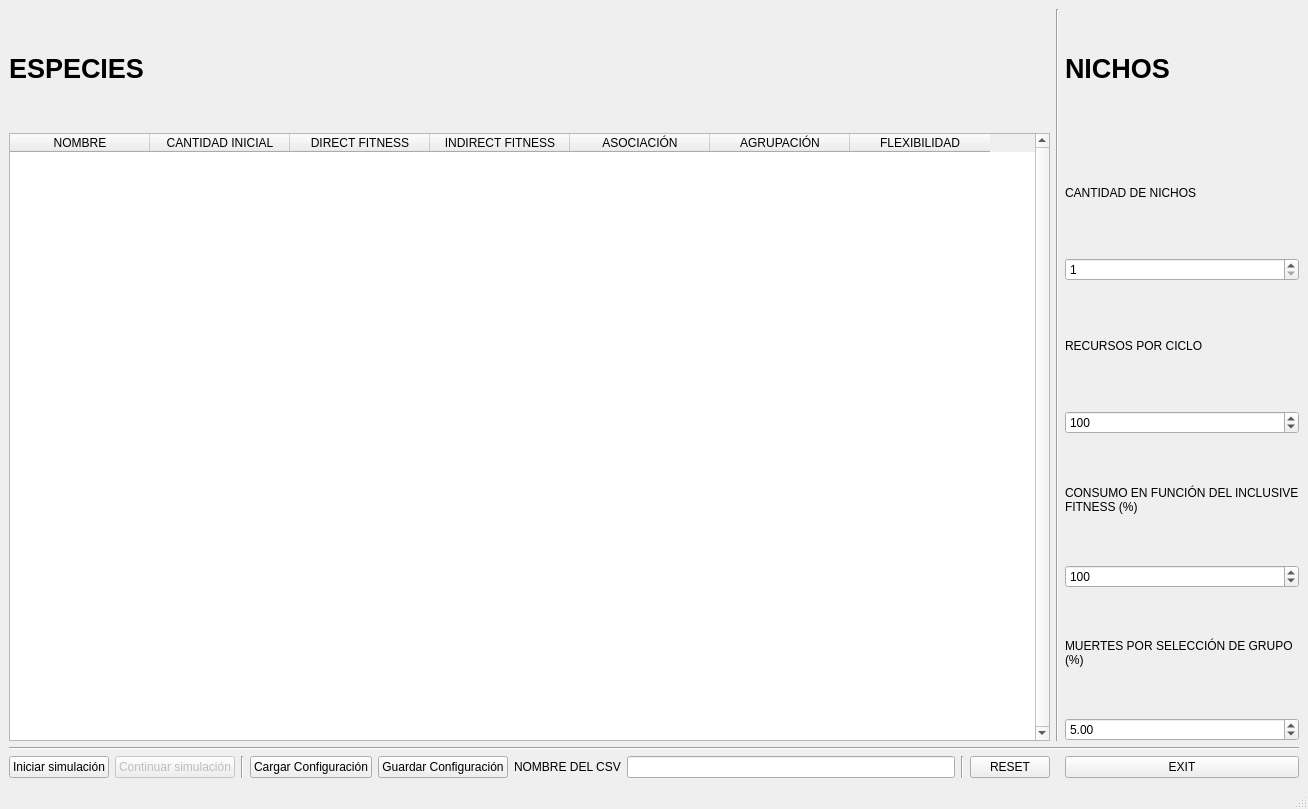
Above: AUTOMATA_CELULAR.ui from Charliek794/CA before the change. Below: the same form after it.
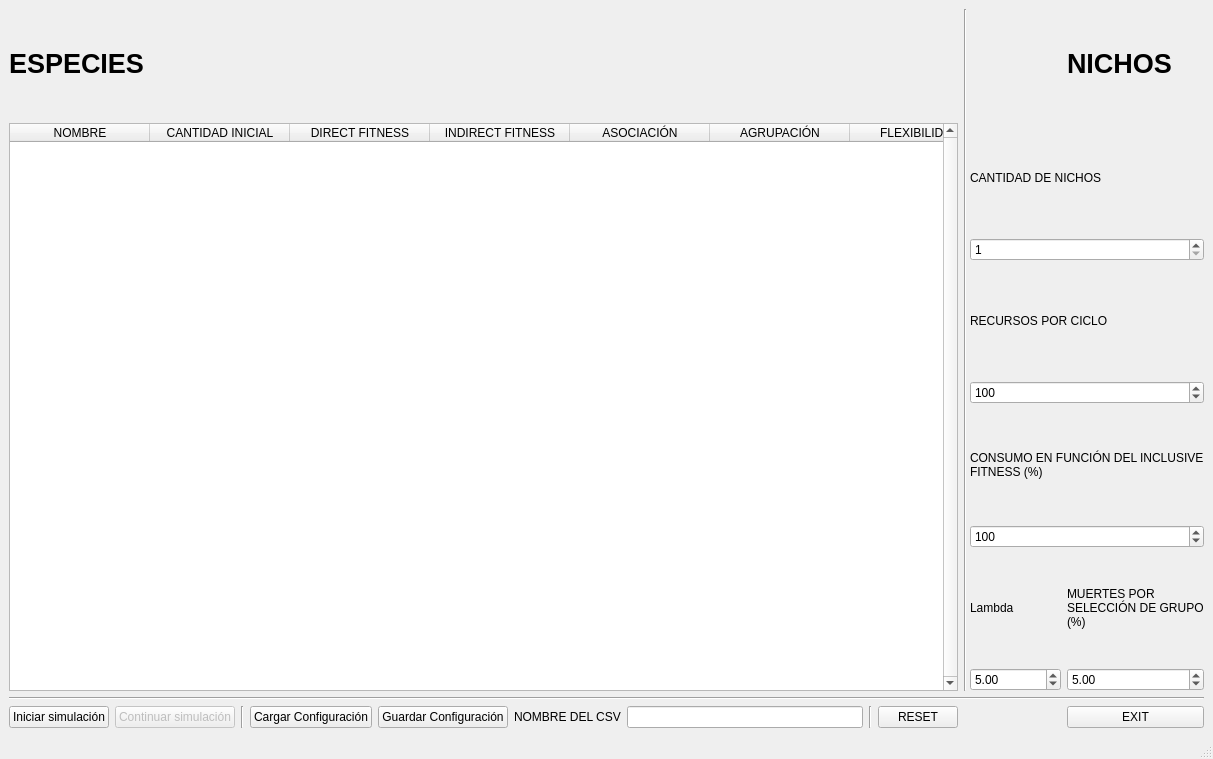
That is the form after the change.

Patch:
```diff
--- a/AUTOMATA_CELULAR.ui
+++ b/AUTOMATA_CELULAR.ui
@@ -6,15 +6,25 @@
    <rect>
     <x>0</x>
     <y>0</y>
-    <width>1308</width>
-    <height>809</height>
+    <width>1213</width>
+    <height>759</height>
    </rect>
   </property>
   <property name="windowTitle">
-   <string>Autómata Celular v0.6.4</string>
+   <string>Autómata Celular v0.7.0</string>
   </property>
   <widget class="QWidget" name="centralwidget">
    <layout class="QGridLayout" name="gridLayout">
+    <item row="4" column="10" colspan="2">
+     <widget class="QSpinBox" name="Resources">
+      <property name="maximum">
+       <number>999999999</number>
+      </property>
+      <property name="value">
+       <number>100</number>
+      </property>
+     </widget>
+    </item>
     <item row="1" column="0" rowspan="8" colspan="9">
      <widget class="QTableWidget" name="Data_Table">
       <property name="verticalScrollBarPolicy">
@@ -72,13 +82,95 @@
       </column>
      </widget>
     </item>
-    <item row="6" column="10">
-     <widget class="QSpinBox" name="Reproduction">
+    <item row="0" column="9" rowspan="9" colspan="2">
+     <widget class="Line" name="line">
+      <property name="orientation">
+       <enum>Qt::Vertical</enum>
+      </property>
+     </widget>
+    </item>
+    <item row="1" column="10" colspan="2">
+     <widget class="QLabel" name="label_17">
+      <property name="text">
+       <string>CANTIDAD DE NICHOS</string>
+      </property>
+      <property name="wordWrap">
+       <bool>true</bool>
+      </property>
+     </widget>
+    </item>
+    <item row="0" column="0" colspan="9">
+     <widget class="QLabel" name="label_12">
+      <property name="font">
+       <font>
+        <pointsize>20</pointsize>
+        <weight>75</weight>
+        <bold>true</bold>
+       </font>
+      </property>
+      <property name="text">
+       <string>ESPECIES</string>
+      </property>
+     </widget>
+    </item>
+    <item row="2" column="10" colspan="2">
+     <widget class="QSpinBox" name="Nodes">
+      <property name="minimum">
+       <number>1</number>
+      </property>
       <property name="maximum">
        <number>999999999</number>
       </property>
       <property name="value">
-       <number>100</number>
+       <number>1</number>
+      </property>
+     </widget>
+    </item>
+    <item row="3" column="10" colspan="2">
+     <widget class="QLabel" name="label_10">
+      <property name="font">
+       <font>
+        <strikeout>false</strikeout>
+       </font>
+      </property>
+      <property name="cursor">
+       <cursorShape>ArrowCursor</cursorShape>
+      </property>
+      <property name="acceptDrops">
+       <bool>false</bool>
+      </property>
+      <property name="text">
+       <string>RECURSOS POR CICLO</string>
+      </property>
+      <property name="scaledContents">
+       <bool>false</bool>
+      </property>
+      <property name="wordWrap">
+       <bool>true</bool>
+      </property>
+     </widget>
+    </item>
+    <item row="11" column="0">
+     <widget class="QPushButton" name="Start_Button">
+      <property name="text">
+       <string>Iniciar simulación</string>
+      </property>
+     </widget>
+    </item>
+    <item row="9" column="0" colspan="12">
+     <widget class="Line" name="line_3">
+      <property name="orientation">
+       <enum>Qt::Horizontal</enum>
+      </property>
+     </widget>
+    </item>
+    <item row="8" column="11">
+     <widget class="QDoubleSpinBox" name="Deaths">
+      <property name="maximum">
+       <double>100.000000000000000</double>
+      </property>
+      <property name="value">
+       <double>5.000000000000000</double>
       </property>
      </widget>
     </item>
@@ -92,36 +184,6 @@
       </property>
      </widget>
     </item>
-    <item row="11" column="7">
-     <widget class="Line" name="line_4">
-      <property name="orientation">
-       <enum>Qt::Vertical</enum>
-      </property>
-     </widget>
-    </item>
-    <item row="2" column="10">
-     <widget class="QSpinBox" name="Nodes">
-      <property name="minimum">
-       <number>1</number>
-      </property>
-      <property name="maximum">
-       <number>999999999</number>
-      </property>
-      <property name="value">
-       <number>1</number>
-      </property>
-     </widget>
-    </item>
-    <item row="11" column="6">
-     <widget class="QLineEdit" name="CSV_NAME"/>
-    </item>
-    <item row="11" column="3">
-     <widget class="QPushButton" name="Load_Button">
-      <property name="text">
-       <string>Cargar Configuración</string>
-      </property>
-     </widget>
-    </item>
     <item row="11" column="4">
      <widget class="QPushButton" name="Save_Button">
       <property name="text">
@@ -129,41 +191,27 @@
       </property>
      </widget>
     </item>
-    <item row="9" column="0" colspan="11">
-     <widget class="Line" name="line_3">
-      <property name="orientation">
-       <enum>Qt::Horizontal</enum>
-      </property>
-     </widget>
-    </item>
-    <item row="11" column="10">
+    <item row="11" column="11">
      <widget class="QPushButton" name="EXIT_Button">
       <property name="text">
        <string>EXIT</string>
       </property>
      </widget>
     </item>
-    <item row="3" column="10">
-     <widget class="QLabel" name="label_10">
-      <property name="font">
-       <font>
-        <strikeout>false</strikeout>
-       </font>
-      </property>
-      <property name="cursor">
-       <cursorShape>ArrowCursor</cursorShape>
-      </property>
-      <property name="acceptDrops">
-       <bool>false</bool>
-      </property>
+    <item row="11" column="6">
+     <widget class="QLineEdit" name="CSV_NAME"/>
+    </item>
+    <item row="11" column="3">
+     <widget class="QPushButton" name="Load_Button">
       <property name="text">
-       <string>RECURSOS POR CICLO</string>
+       <string>Cargar Configuración</string>
       </property>
-      <property name="scaledContents">
-       <bool>false</bool>
-      </property>
-      <property name="wordWrap">
-       <bool>true</bool>
+     </widget>
+    </item>
+    <item row="11" column="2">
+     <widget class="Line" name="line_2">
+      <property name="orientation">
+       <enum>Qt::Vertical</enum>
       </property>
      </widget>
     </item>
@@ -174,31 +222,14 @@
       </property>
      </widget>
     </item>
-    <item row="11" column="2">
-     <widget class="Line" name="line_2">
+    <item row="11" column="7">
+     <widget class="Line" name="line_4">
       <property name="orientation">
        <enum>Qt::Vertical</enum>
       </property>
      </widget>
     </item>
-    <item row="11" column="0">
-     <widget class="QPushButton" name="Start_Button">
-      <property name="text">
-       <string>Iniciar simulación</string>
-      </property>
-     </widget>
-    </item>
-    <item row="4" column="10">
-     <widget class="QSpinBox" name="Resources">
-      <property name="maximum">
-       <number>999999999</number>
-      </property>
-      <property name="value">
-       <number>100</number>
-      </property>
-     </widget>
-    </item>
-    <item row="7" column="10">
+    <item row="7" column="11">
      <widget class="QLabel" name="label_16">
       <property name="text">
        <string>MUERTES POR SELECCIÓN DE GRUPO (%)</string>
@@ -208,6 +239,43 @@
       </property>
      </widget>
     </item>
+    <item row="8" column="10">
+     <widget class="QDoubleSpinBox" name="Lambda">
+      <property name="value">
+       <double>5.000000000000000</double>
+      </property>
+     </widget>
+    </item>
+    <item row="5" column="10" colspan="2">
+     <widget class="QLabel" name="label_14">
+      <property name="text">
+       <string>CONSUMO EN FUNCIÓN DEL INCLUSIVE FITNESS (%)</string>
+      </property>
+      <property name="scaledContents">
+       <bool>false</bool>
+      </property>
+      <property name="wordWrap">
+       <bool>true</bool>
+      </property>
+     </widget>
+    </item>
+    <item row="6" column="10" colspan="2">
+     <widget class="QSpinBox" name="Reproduction">
+      <property name="maximum">
+       <number>999999999</number>
+      </property>
+      <property name="value">
+       <number>100</number>
+      </property>
+     </widget>
+    </item>
+    <item row="7" column="10">
+     <widget class="QLabel" name="label_2">
+      <property name="text">
+       <string>Lambda</string>
+      </property>
+     </widget>
+    </item>
     <item row="11" column="8">
      <widget class="QPushButton" name="Reset_Button">
       <property name="text">
@@ -215,24 +283,7 @@
       </property>
      </widget>
     </item>
-    <item row="0" column="9" rowspan="9">
-     <widget class="Line" name="line">
-      <property name="orientation">
-       <enum>Qt::Vertical</enum>
-      </property>
-     </widget>
-    </item>
-    <item row="1" column="10">
-     <widget class="QLabel" name="label_17">
-      <property name="text">
-       <string>CANTIDAD DE NICHOS</string>
-      </property>
-      <property name="wordWrap">
-       <bool>true</bool>
-      </property>
-     </widget>
-    </item>
-    <item row="0" column="10">
+    <item row="0" column="11">
      <widget class="QLabel" name="label_11">
       <property name="font">
        <font>
@@ -246,43 +297,6 @@
       </property>
      </widget>
     </item>
-    <item row="0" column="0" colspan="9">
-     <widget class="QLabel" name="label_12">
-      <property name="font">
-       <font>
-        <pointsize>20</pointsize>
-        <weight>75</weight>
-        <bold>true</bold>
-       </font>
-      </property>
-      <property name="text">
-       <string>ESPECIES</string>
-      </property>
-     </widget>
-    </item>
-    <item row="5" column="10">
-     <widget class="QLabel" name="label_14">
-      <property name="text">
-       <string>CONSUMO EN FUNCIÓN DEL INCLUSIVE FITNESS (%)</string>
-      </property>
-      <property name="scaledContents">
-       <bool>false</bool>
-      </property>
-      <property name="wordWrap">
-       <bool>true</bool>
-      </property>
-     </widget>
-    </item>
-    <item row="8" column="10">
-     <widget class="QDoubleSpinBox" name="Deaths">
-      <property name="maximum">
-       <double>100.000000000000000</double>
-      </property>
-      <property name="value">
-       <double>5.000000000000000</double>
-      </property>
-     </widget>
-    </item>
    </layout>
   </widget>
   <widget class="QMenuBar" name="menubar">
@@ -290,7 +304,7 @@
     <rect>
      <x>0</x>
      <y>0</y>
-     <width>1308</width>
+     <width>1213</width>
      <height>26</height>
     </rect>
    </property>
```
